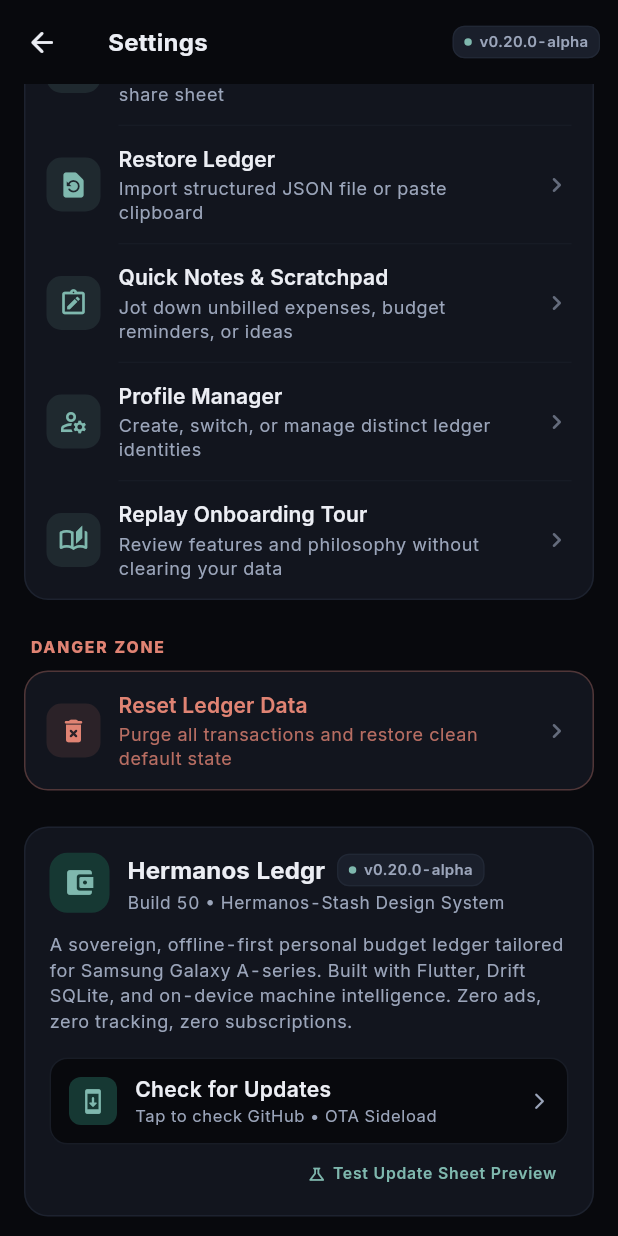
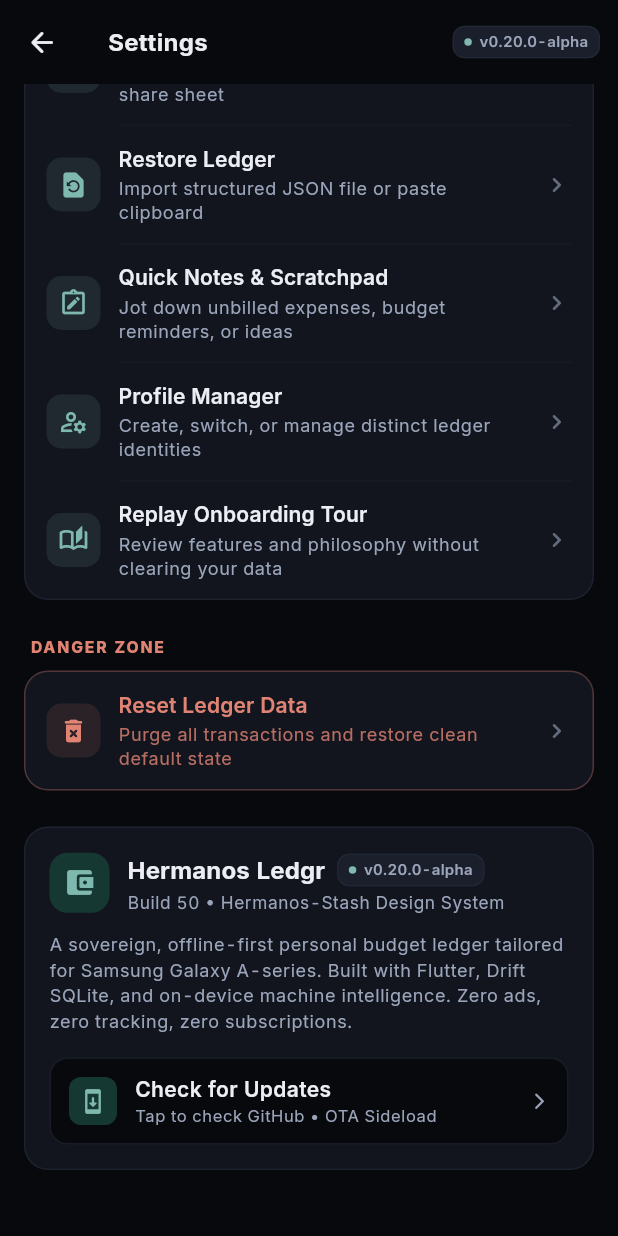
Before and after one commit to johncarlangelo/Hermanos-Ledgr, a Flutter app: the SettingsScreen screen opened by its route, scrolled down 1183 dp, on a phone screen of 412 x 824 dp. Run offline on Flutter 3.47's test engine with Material 3 defaults, Android fonts, the phone set to English and light mode, and no system bars; our stand-ins replace drift, drift_flutter, file_picker, fl_chart, flutter_local_notifications, flutter_riverpod and 8 more; missing offline and left inert: flutter_llama, google_mlkit_text_recognition; accounts and stored records are empty; generated files the repository leaves out were written again.

Commit message:
refactor(settings): remove mock test update preview button

```diff
--- a/lib/features/settings/presentation/screens/settings_screen.dart
+++ b/lib/features/settings/presentation/screens/settings_screen.dart
@@ -930,46 +930,6 @@ class SettingsScreen extends ConsumerWidget {
               ),
             ),
           ),
-          const SizedBox(height: Spacing.sm),
-          // Test Update Preview Trigger (for instant testing in Chrome / dev)
-          Align(
-            alignment: Alignment.centerRight,
-            child: InkWell(
-              borderRadius: BorderRadius.circular(8),
-              onTap: () {
-                ref.read(updaterProvider.notifier).simulateUpdate();
-                final current = ref.read(updaterProvider);
-                if (current.latestRelease != null && context.mounted) {
-                  UpdateAvailableSheet.show(context, current.latestRelease!);
-                }
-              },
-              child: Padding(
-                padding: const EdgeInsets.symmetric(
-                  horizontal: Spacing.sm,
-                  vertical: Spacing.xs,
-                ),
-                child: Row(
-                  mainAxisSize: MainAxisSize.min,
-                  children: [
-                    Icon(
-                      Icons.science_outlined,
-                      size: 13,
-                      color: theme.colorScheme.primary,
-                    ),
-                    const SizedBox(width: 4),
-                    Text(
-                      'Test Update Sheet Preview',
-                      style: theme.textTheme.labelSmall?.copyWith(
-                        color: theme.colorScheme.primary,
-                        fontSize: 10.5,
-                        fontWeight: FontWeight.w600,
-                      ),
-                    ),
-                  ],
-                ),
-              ),
-            ),
-          ),
         ],
       ),
     );
```
